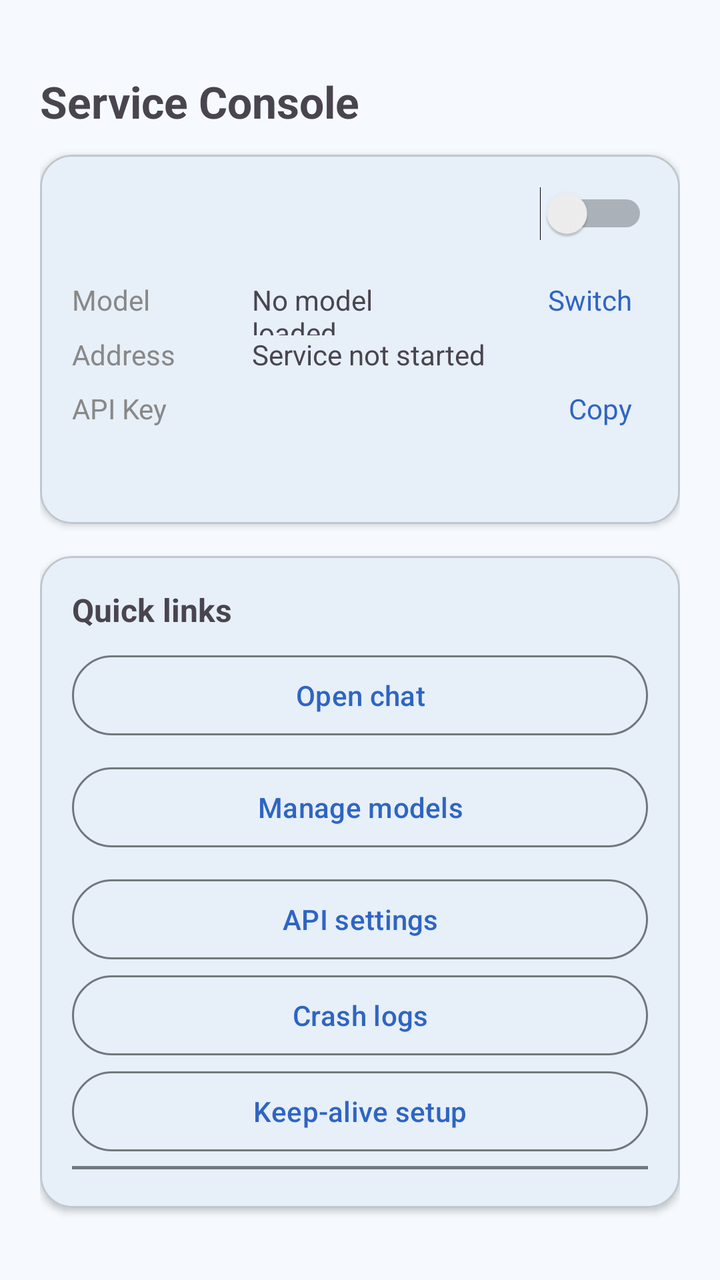
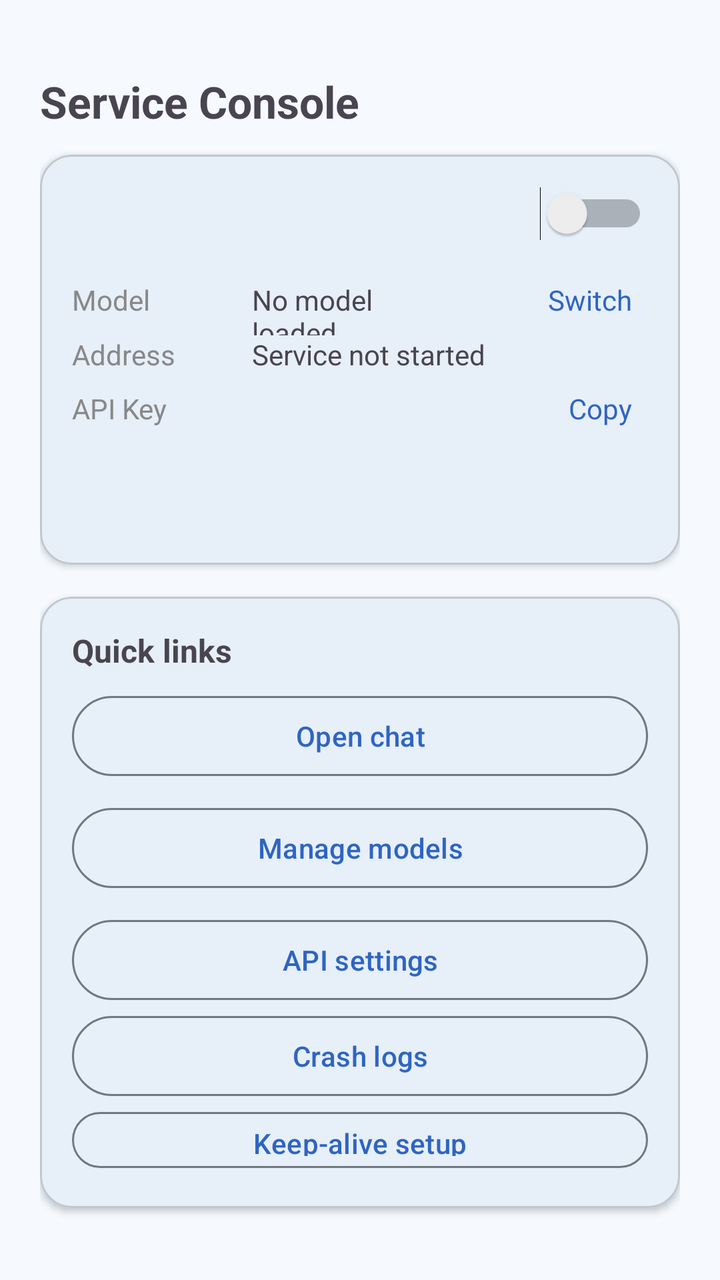

Screens rendered from an Android XML layout before and after an edit, with the pre-edit source and the edit as a unified diff.
<!-- AndroidManifest.xml: application theme AppTheme -->
<!-- res/layout/activity_service_console.xml -->
<?xml version="1.0" encoding="utf-8"?>
<LinearLayout xmlns:android="http://schemas.android.com/apk/res/android"
    xmlns:app="http://schemas.android.com/apk/res-auto"
    android:layout_width="match_parent"
    android:layout_height="match_parent"
    android:orientation="vertical"
    android:paddingLeft="20dp"
    android:paddingTop="36dp"
    android:paddingRight="20dp"
    android:paddingBottom="20dp">

    <TextView
        android:layout_width="wrap_content"
        android:layout_height="wrap_content"
        android:text="@string/console_title"
        android:textSize="22sp"
        android:textStyle="bold"
        android:paddingBottom="12dp" />

    <com.google.android.material.card.MaterialCardView
        android:layout_width="match_parent"
        android:layout_height="wrap_content"
        app:cardCornerRadius="16dp"
        app:cardElevation="2dp"
        android:layout_marginBottom="16dp">

        <LinearLayout
            android:layout_width="match_parent"
            android:layout_height="wrap_content"
            android:orientation="vertical"
            android:padding="16dp">

            <LinearLayout
                android:layout_width="match_parent"
                android:layout_height="wrap_content"
                android:orientation="horizontal"
                android:gravity="center_vertical">

                <TextView
                    android:id="@+id/text_service_status"
                    android:layout_width="0dp"
                    android:layout_height="wrap_content"
                    android:layout_weight="1"
                    android:textSize="18sp"
                    android:textStyle="bold" />

                <Switch
                    android:id="@+id/switch_service"
                    android:layout_width="wrap_content"
                    android:layout_height="wrap_content" />
            </LinearLayout>

            <LinearLayout
                android:id="@+id/layout_model_row"
                android:layout_width="match_parent"
                android:layout_height="wrap_content"
                android:orientation="horizontal"
                android:paddingTop="12dp"
                android:clickable="true"
                android:focusable="true">

                <TextView
                    android:layout_width="90dp"
                    android:layout_height="wrap_content"
                    android:text="@string/console_label_model"
                    android:textColor="#888888" />

                <TextView
                    android:id="@+id/text_model_name"
                    android:layout_width="0dp"
                    android:layout_height="wrap_content"
                    android:layout_weight="1"
                    android:text="@string/console_no_model" />

                <TextView
                    android:id="@+id/text_device_ram"
                    android:layout_width="0dp"
                    android:layout_height="wrap_content"
                    android:layout_weight="1"
                    android:textColor="#888888"
                    android:textSize="12sp"
                    android:gravity="end" />

                <TextView
                    android:id="@+id/button_switch_model"
                    android:layout_width="wrap_content"
                    android:layout_height="wrap_content"
                    android:padding="8dp"
                    android:text="@string/console_switch"
                    android:textColor="?attr/colorPrimary" />
            </LinearLayout>

            <LinearLayout
                android:layout_width="match_parent"
                android:layout_height="wrap_content"
                android:orientation="horizontal">

                <TextView
                    android:layout_width="90dp"
                    android:layout_height="wrap_content"
                    android:text="@string/console_label_address"
                    android:textColor="#888888" />

                <TextView
                    android:id="@+id/text_address"
                    android:layout_width="0dp"
                    android:layout_height="wrap_content"
                    android:layout_weight="1"
                    android:text="@string/console_service_not_started" />
            </LinearLayout>

            <LinearLayout
                android:layout_width="match_parent"
                android:layout_height="wrap_content"
                android:orientation="horizontal"
                android:gravity="center_vertical">

                <TextView
                    android:layout_width="90dp"
                    android:layout_height="wrap_content"
                    android:text="@string/console_label_api_key"
                    android:textColor="#888888" />

                <TextView
                    android:id="@+id/text_api_key"
                    android:layout_width="0dp"
                    android:layout_height="wrap_content"
                    android:layout_weight="1"
                    android:maxLines="1"
                    android:ellipsize="middle" />

                <TextView
                    android:id="@+id/button_copy_key"
                    android:layout_width="wrap_content"
                    android:layout_height="wrap_content"
                    android:padding="8dp"
                    android:text="@string/console_copy"
                    android:textColor="?attr/colorPrimary" />
            </LinearLayout>

            <TextView
                android:id="@+id/text_stats"
                android:layout_width="match_parent"
                android:layout_height="wrap_content"
                android:paddingTop="8dp"
                android:textColor="#888888"
                android:textSize="12sp" />
        </LinearLayout>
    </com.google.android.material.card.MaterialCardView>

    <com.google.android.material.card.MaterialCardView
        android:layout_width="match_parent"
        android:layout_height="wrap_content"
        app:cardCornerRadius="16dp"
        app:cardElevation="2dp"
        android:layout_marginBottom="16dp">

        <LinearLayout
            android:layout_width="match_parent"
            android:layout_height="wrap_content"
            android:orientation="vertical"
            android:padding="16dp">

            <TextView
                android:layout_width="wrap_content"
                android:layout_height="wrap_content"
                android:text="@string/console_quick_links"
                android:textSize="16sp"
                android:textStyle="bold"
                android:paddingBottom="8dp" />

            <com.google.android.material.button.MaterialButton
                android:id="@+id/button_chat"
                style="@style/Widget.Material3.Button.OutlinedButton"
                android:layout_width="match_parent"
                android:layout_height="wrap_content"
                android:text="@string/console_enter_chat"
                android:layout_marginBottom="8dp" />

            <com.google.android.material.button.MaterialButton
                android:id="@+id/button_models"
                style="@style/Widget.Material3.Button.OutlinedButton"
                android:layout_width="match_parent"
                android:layout_height="wrap_content"
                android:text="@string/console_manage_models"
                android:layout_marginBottom="8dp" />

            <com.google.android.material.button.MaterialButton
                android:id="@+id/button_api_settings"
                style="@style/Widget.Material3.Button.OutlinedButton"
                android:layout_width="match_parent"
                android:layout_height="wrap_content"
                android:text="@string/console_api_settings" />

            <com.google.android.material.button.MaterialButton
                android:id="@+id/button_crash_logs"
                style="@style/Widget.Material3.Button.OutlinedButton"
                android:layout_width="match_parent"
                android:layout_height="wrap_content"
                android:text="@string/console_crash_logs" />

            <com.google.android.material.button.MaterialButton
                android:id="@+id/button_keep_alive"
                style="@style/Widget.Material3.Button.OutlinedButton"
                android:layout_width="match_parent"
                android:layout_height="wrap_content"
                android:text="@string/console_keepalive_settings" />

            <com.google.android.material.button.MaterialButton
                android:id="@+id/button_api_console"
                style="@style/Widget.Material3.Button.OutlinedButton"
                android:layout_width="match_parent"
                android:layout_height="wrap_content"
                android:text="@string/console_api_console" />

            <com.google.android.material.button.MaterialButton
                android:id="@+id/button_stay_awake"
                style="@style/Widget.Material3.Button.OutlinedButton"
                android:layout_width="match_parent"
                android:layout_height="wrap_content"
                android:text="@string/console_stay_awake" />

            <com.google.android.material.button.MaterialButton
                android:id="@+id/button_export_config"
                style="@style/Widget.Material3.Button.OutlinedButton"
                android:layout_width="match_parent"
                android:layout_height="wrap_content"
                android:text="@string/console_export_config" />

            <com.google.android.material.button.MaterialButton
                android:id="@+id/button_import_config"
                style="@style/Widget.Material3.Button.OutlinedButton"
                android:layout_width="match_parent"
                android:layout_height="wrap_content"
                android:text="@string/console_import_config" />
        </LinearLayout>
    </com.google.android.material.card.MaterialCardView>

    <TextView
        android:layout_width="match_parent"
        android:layout_height="wrap_content"
        android:text="@string/console_keepalive_hint"
        android:textSize="12sp"
        android:textColor="#888888" />
</LinearLayout>
<!-- resources referenced by this layout -->
<resources>
  <string name="console_api_console">API console (request logs)</string>
  <string name="console_api_settings">API settings</string>
  <string name="console_copy">Copy</string>
  <string name="console_crash_logs">Crash logs</string>
  <string name="console_enter_chat">Open chat</string>
  <string name="console_export_config">Backup config</string>
  <string name="console_import_config">Restore config</string>
  <string name="console_keepalive_settings">Keep-alive setup</string>
  <string name="console_label_address">Address</string>
  <string name="console_label_api_key">API Key</string>
  <string name="console_label_model">Model</string>
  <string name="console_manage_models">Manage models</string>
  <string name="console_no_model">No model loaded</string>
  <string name="console_quick_links">Quick links</string>
  <string name="console_service_not_started">Service not started</string>
  <string name="console_stay_awake">Stay awake (charging)</string>
  <string name="console_switch">Switch</string>
  <string name="console_title">Service Console</string>
  <color name="md_theme_primary">#2E65C2</color>
  <color name="md_theme_onPrimary">#FFFFFF</color>
  <color name="md_theme_primaryContainer">#e8f0fe</color>
  <color name="md_theme_onPrimaryContainer">#2f4578</color>
  <color name="md_theme_secondary">#4D616C</color>
  <color name="md_theme_onSecondary">#FFFFFF</color>
  <color name="md_theme_secondaryContainer">#D1E6F3</color>
  <color name="md_theme_onSecondaryContainer">#364954</color>
  <color name="md_theme_tertiary">#5F5A7D</color>
  <color name="md_theme_onTertiary">#FFFFFF</color>
  <color name="md_theme_tertiaryContainer">#E5DEFF</color>
  <color name="md_theme_onTertiaryContainer">#474364</color>
  <color name="md_theme_error">#BA1A1A</color>
  <color name="md_theme_onError">#FFFFFF</color>
  <color name="md_theme_errorContainer">#FFDAD6</color>
  <color name="md_theme_onErrorContainer">#93000A</color>
  <color name="md_theme_surface">#F6FAFE</color>
  <color name="md_theme_onBackground">#171C1F</color>
  <color name="md_theme_onSurface">#171C1F</color>
  <color name="md_theme_surfaceVariant">#DCE3E9</color>
  <color name="md_theme_onSurfaceVariant">#40484C</color>
  <color name="md_theme_outline">#71787D</color>
  <color name="md_theme_outlineVariant">#C0C7CD</color>
  <color name="md_theme_inverseSurface">#2C3134</color>
  <color name="md_theme_inverseOnSurface">#EDF1F5</color>
  <color name="md_theme_inversePrimary">#8ECFF2</color>
  <color name="md_theme_primaryFixed">#C1E8FF</color>
  <color name="md_theme_onPrimaryFixed">#001E2B</color>
  <color name="md_theme_primaryFixedDim">#8ECFF2</color>
  <color name="md_theme_onPrimaryFixedVariant">#004D67</color>
  <color name="md_theme_secondaryFixed">#D1E6F3</color>
  <color name="md_theme_onSecondaryFixed">#091E28</color>
  <color name="md_theme_secondaryFixedDim">#B5C9D7</color>
  <color name="md_theme_onSecondaryFixedVariant">#364954</color>
  <color name="md_theme_tertiaryFixed">#E5DEFF</color>
  <color name="md_theme_onTertiaryFixed">#1B1736</color>
  <color name="md_theme_tertiaryFixedDim">#C8C2EA</color>
  <color name="md_theme_onTertiaryFixedVariant">#474364</color>
  <color name="md_theme_surfaceDim">#D6DADE</color>
  <color name="md_theme_surfaceBright">#F6FAFE</color>
  <color name="md_theme_surfaceContainerLowest">#FFFFFF</color>
  <color name="md_theme_surfaceContainerLow">#F0F4F8</color>
  <color name="md_theme_surfaceContainer">#EAEEF2</color>
  <color name="md_theme_surfaceContainerHigh">#E5E9ED</color>
  <color name="md_theme_surfaceContainerHighest">#DFE3E7</color>
  <color name="colorCustomColor1">#166683</color>
  <color name="colorOnCustomColor1">#FFFFFF</color>
  <color name="colorCustomColor1Container">#C0E8FF</color>
  <color name="colorOnCustomColor1Container">#004D66</color>
  <color name="accentColor">#4252B6</color>
  <!-- unchanged entries left out for length: 3 -->
</resources>

<!-- the commit's change to res/layout/activity_service_console.xml (unified diff, before → after) -->
@@ -145,6 +145,14 @@
                 android:paddingTop="8dp"
                 android:textColor="#888888"
                 android:textSize="12sp" />
+
+            <TextView
+                android:id="@+id/text_uptime"
+                android:layout_width="match_parent"
+                android:layout_height="wrap_content"
+                android:paddingTop="4dp"
+                android:textColor="#888888"
+                android:textSize="12sp" />
         </LinearLayout>
     </com.google.android.material.card.MaterialCardView>
 
